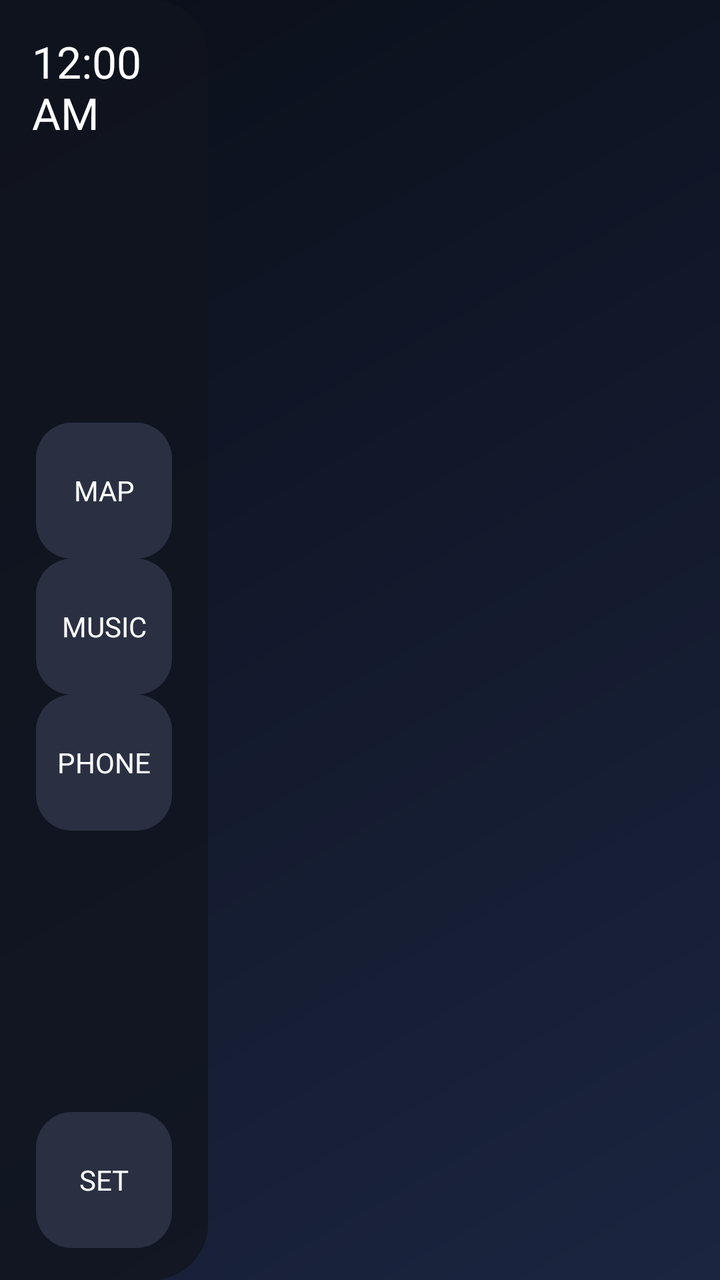
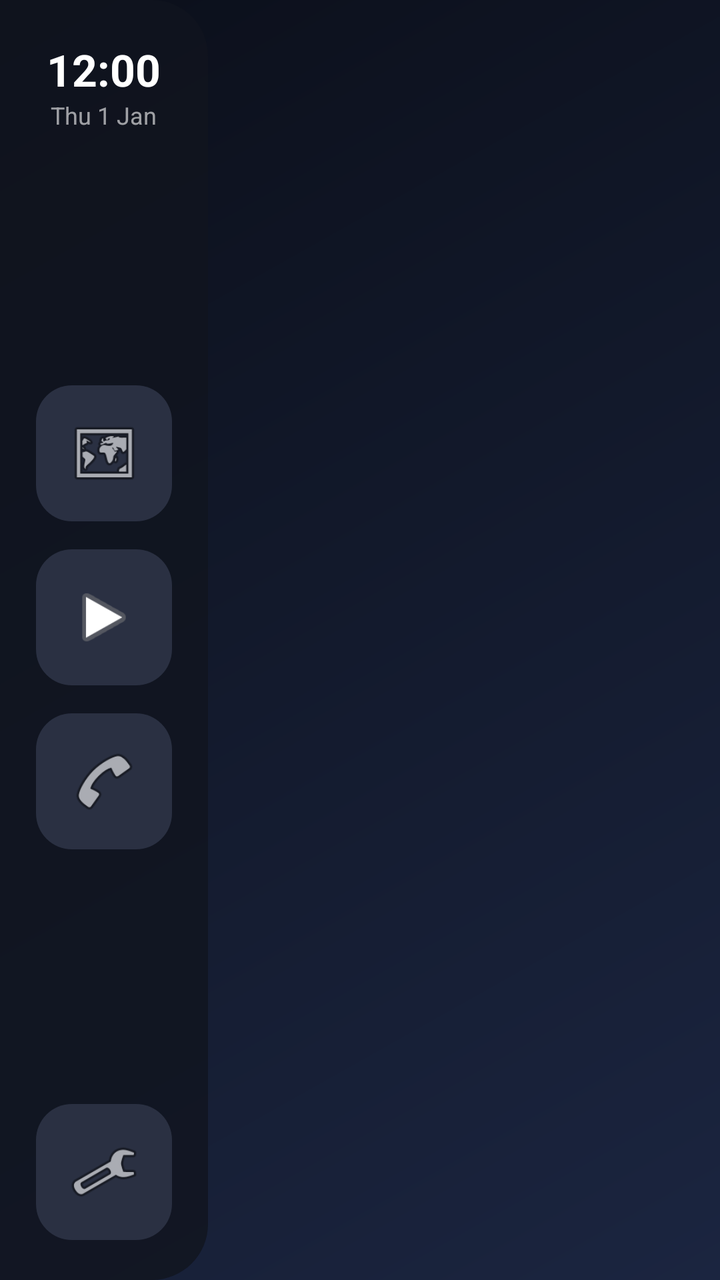

Compare the two renders of this Android layout. The source of the first and the diff that turns it into the second are given below.
<!-- AndroidManifest.xml: application theme android:Theme.Material.NoActionBar -->
<!-- res/layout/activity_apps.xml -->
<?xml version="1.0" encoding="utf-8"?>
<LinearLayout xmlns:android="http://schemas.android.com/apk/res/android"
 android:layout_width="match_parent" android:layout_height="match_parent"
 android:orientation="horizontal" android:background="@drawable/bg_wallpaper">
 <LinearLayout android:layout_width="104dp" android:layout_height="match_parent"
  android:orientation="vertical" android:gravity="center_horizontal"
  android:background="@drawable/bg_dock" android:padding="16dp">
  <TextClock android:id="@+id/clock" android:layout_width="wrap_content" android:layout_height="wrap_content"
   android:format24Hour="HH:mm" android:textColor="@color/cp_text" android:textSize="22sp"/>
  <Space android:layout_width="match_parent" android:layout_height="0dp" android:layout_weight="1"/>
  <TextView android:id="@+id/dockMaps" android:layout_width="68dp" android:layout_height="68dp" android:gravity="center" android:text="MAP" android:textColor="@color/cp_text" android:background="@drawable/bg_dock_button"/>
  <TextView android:id="@+id/dockMusic" android:layout_width="68dp" android:layout_height="68dp" android:gravity="center" android:text="MUSIC" android:textColor="@color/cp_text" android:background="@drawable/bg_dock_button"/>
  <TextView android:id="@+id/dockPhone" android:layout_width="68dp" android:layout_height="68dp" android:gravity="center" android:text="PHONE" android:textColor="@color/cp_text" android:background="@drawable/bg_dock_button"/>
  <Space android:layout_width="match_parent" android:layout_height="0dp" android:layout_weight="1"/>
  <TextView android:id="@+id/dockSettings" android:layout_width="68dp" android:layout_height="68dp" android:gravity="center" android:text="SET" android:textColor="@color/cp_text" android:background="@drawable/bg_dock_button"/>
 </LinearLayout>
 <androidx.recyclerview.widget.RecyclerView android:id="@+id/appGrid" android:layout_width="0dp"
  android:layout_height="match_parent" android:layout_weight="1" android:padding="28dp"/>
</LinearLayout>
<!-- resources referenced by this layout -->
<resources>
  <color name="cp_text">#FFFFFF</color>
  <!-- drawable bg_dock (drawable) -->
  <?xml version="1.0" encoding="utf-8"?>
  <shape xmlns:android="http://schemas.android.com/apk/res/android" android:shape="rectangle">
      <solid android:color="@color/cp_dock" />
      <corners android:topRightRadius="28dp" android:bottomRightRadius="28dp" />
  </shape>
  <!-- drawable bg_dock_button (drawable) -->
  <?xml version="1.0" encoding="utf-8"?>
  <ripple xmlns:android="http://schemas.android.com/apk/res/android" android:color="@color/cp_ripple">
      <item>
          <shape android:shape="rectangle">
              <solid android:color="@color/cp_icon_bg" />
              <corners android:radius="18dp" />
          </shape>
      </item>
  </ripple>
  <!-- drawable bg_wallpaper (drawable) -->
  <?xml version="1.0" encoding="utf-8"?>
  <shape xmlns:android="http://schemas.android.com/apk/res/android" android:shape="rectangle">
      <gradient android:angle="315" android:startColor="@color/cp_bg_top" android:endColor="@color/cp_bg_bottom" />
  </shape>
  <color name="cp_dock">#CC11151F</color>
  <color name="cp_ripple">#33FFFFFF</color>
  <color name="cp_icon_bg">#2A3042</color>
  <color name="cp_bg_top">#0B0F1A</color>
  <color name="cp_bg_bottom">#1B2540</color>
</resources>

<!-- the commit's change to res/layout/activity_apps.xml (unified diff, before → after) -->
@@ -1,19 +1,30 @@
 <?xml version="1.0" encoding="utf-8"?>
 <LinearLayout xmlns:android="http://schemas.android.com/apk/res/android"
  android:layout_width="match_parent" android:layout_height="match_parent"
- android:orientation="horizontal" android:background="@drawable/bg_wallpaper">
+ android:background="@drawable/bg_wallpaper" android:orientation="horizontal">
  <LinearLayout android:layout_width="104dp" android:layout_height="match_parent"
-  android:orientation="vertical" android:gravity="center_horizontal"
-  android:background="@drawable/bg_dock" android:padding="16dp">
+  android:background="@drawable/bg_dock" android:gravity="center_horizontal"
+  android:orientation="vertical" android:paddingTop="20dp" android:paddingBottom="20dp">
   <TextClock android:id="@+id/clock" android:layout_width="wrap_content" android:layout_height="wrap_content"
-   android:format24Hour="HH:mm" android:textColor="@color/cp_text" android:textSize="22sp"/>
+   android:format12Hour="h:mm" android:format24Hour="HH:mm" android:textColor="@color/cp_text" android:textSize="22sp" android:textStyle="bold"/>
+  <TextClock android:id="@+id/date" android:layout_width="wrap_content" android:layout_height="wrap_content"
+   android:format12Hour="EEE d MMM" android:format24Hour="EEE d MMM" android:textColor="@color/cp_text_dim" android:textSize="12sp"/>
   <Space android:layout_width="match_parent" android:layout_height="0dp" android:layout_weight="1"/>
-  <TextView android:id="@+id/dockMaps" android:layout_width="68dp" android:layout_height="68dp" android:gravity="center" android:text="MAP" android:textColor="@color/cp_text" android:background="@drawable/bg_dock_button"/>
-  <TextView android:id="@+id/dockMusic" android:layout_width="68dp" android:layout_height="68dp" android:gravity="center" android:text="MUSIC" android:textColor="@color/cp_text" android:background="@drawable/bg_dock_button"/>
-  <TextView android:id="@+id/dockPhone" android:layout_width="68dp" android:layout_height="68dp" android:gravity="center" android:text="PHONE" android:textColor="@color/cp_text" android:background="@drawable/bg_dock_button"/>
+  <ImageView android:id="@+id/dockMaps" android:layout_width="68dp" android:layout_height="68dp"
+   android:background="@drawable/bg_dock_button" android:padding="16dp" android:src="@android:drawable/ic_menu_mapmode"
+   android:contentDescription="Maps" android:clickable="true" android:focusable="true"/>
+  <ImageView android:id="@+id/dockMusic" android:layout_width="68dp" android:layout_height="68dp"
+   android:layout_marginTop="14dp" android:background="@drawable/bg_dock_button" android:padding="16dp"
+   android:src="@android:drawable/ic_media_play" android:contentDescription="Music" android:clickable="true" android:focusable="true"/>
+  <ImageView android:id="@+id/dockPhone" android:layout_width="68dp" android:layout_height="68dp"
+   android:layout_marginTop="14dp" android:background="@drawable/bg_dock_button" android:padding="16dp"
+   android:src="@android:drawable/ic_menu_call" android:contentDescription="Phone" android:clickable="true" android:focusable="true"/>
   <Space android:layout_width="match_parent" android:layout_height="0dp" android:layout_weight="1"/>
-  <TextView android:id="@+id/dockSettings" android:layout_width="68dp" android:layout_height="68dp" android:gravity="center" android:text="SET" android:textColor="@color/cp_text" android:background="@drawable/bg_dock_button"/>
+  <ImageView android:id="@+id/dockSettings" android:layout_width="68dp" android:layout_height="68dp"
+   android:background="@drawable/bg_dock_button" android:padding="16dp" android:src="@android:drawable/ic_menu_preferences"
+   android:contentDescription="Settings" android:clickable="true" android:focusable="true"/>
  </LinearLayout>
  <androidx.recyclerview.widget.RecyclerView android:id="@+id/appGrid" android:layout_width="0dp"
-  android:layout_height="match_parent" android:layout_weight="1" android:padding="28dp"/>
+  android:layout_height="match_parent" android:layout_weight="1" android:clipToPadding="false"
+  android:overScrollMode="never" android:padding="28dp"/>
 </LinearLayout>
<!-- resource entries referenced after the edit -->
@@ -1,6 +1,7 @@
 <!-- resources referenced by this layout -->
 <resources>
   <color name="cp_text">#FFFFFF</color>
+  <color name="cp_text_dim">#99FFFFFF</color>
   <!-- drawable bg_dock (drawable) -->
   <?xml version="1.0" encoding="utf-8"?>
   <shape xmlns:android="http://schemas.android.com/apk/res/android" android:shape="rectangle">
